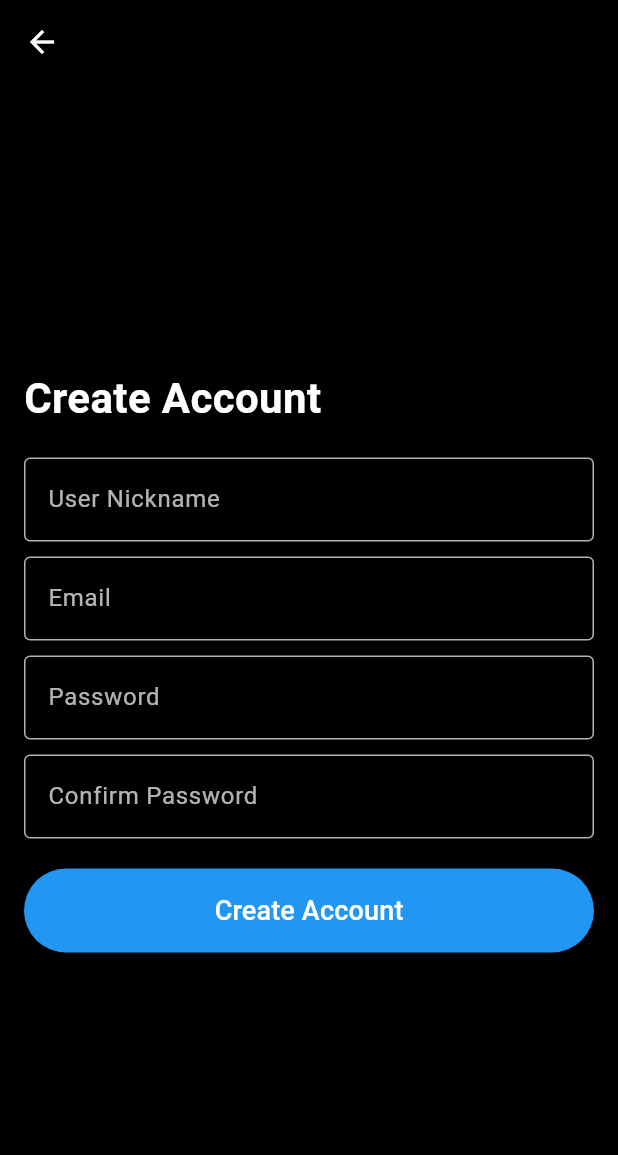
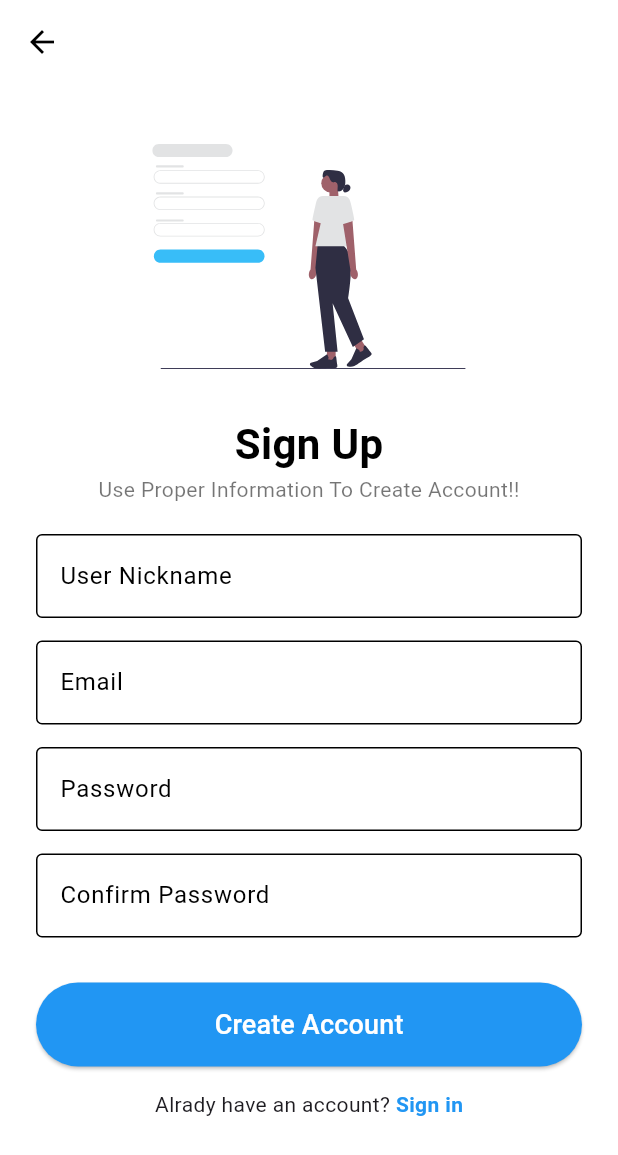
Before and after one commit to Wahabi86/Project_MultiPlatform, a Flutter app: the Register screen opened by its route, on a phone screen of 412 x 824 dp. Shown: the top 1155 px of the screen. Run offline on Flutter 3.47's test engine with Material 3 defaults, Android fonts, the phone set to English and light mode, and no system bars; our stand-ins replace carousel_slider, curved_navigation_bar, dio, flutter_svg, image_picker.

Commit message:
update register page

```diff
--- a/lib/login_page/register.dart
+++ b/lib/login_page/register.dart
@@ -1,5 +1,5 @@
 import 'package:flutter/material.dart';
-
+import 'package:flutter_svg/flutter_svg.dart';
 import 'package:project_uts/login_page/login.dart';
 
 class Register extends StatelessWidget {
@@ -10,104 +10,104 @@ class Register extends StatelessWidget {
   Widget build(BuildContext context) {
     return Scaffold(
       appBar: AppBar(
-        backgroundColor: Colors.black,
-        iconTheme: IconThemeData(color: Colors.white),
+        backgroundColor: Colors.white,
+        iconTheme: const IconThemeData(color: Colors.black),
+        elevation: 0,
       ),
-      backgroundColor: Colors.black,
-      body: Center(
+      backgroundColor: Colors.white,
+      body: SingleChildScrollView(
+        child: Center(
           child: Padding(
-          padding: const EdgeInsets.all(16.0),
+            padding: const EdgeInsets.symmetric(horizontal: 24.0, vertical: 40),
             child: Column(
-            mainAxisAlignment: MainAxisAlignment.center,
-            crossAxisAlignment: CrossAxisAlignment.start,
+              mainAxisSize: MainAxisSize.min,
               children: [
-              Text(
-                'Create Account',
+                SvgPicture.asset(
+                  'assets/images/undraw_sign-up_z2ku.svg',
+                  height: 150,
+                ),
+                const SizedBox(height: 30),
+                const Text(
+                  'Sign Up',
                   style: TextStyle(
-                  color: Colors.white,
+                    color: Colors.black,
                     fontSize: 28,
                     fontWeight: FontWeight.bold,
                   ),
                 ),
-              SizedBox(height: 20),
-              TextField(
-                style: TextStyle(color: Colors.white),
-                decoration: InputDecoration(
-                  labelText: 'User Nickname',
-                  labelStyle: TextStyle(color: Colors.white70),
-                  enabledBorder: OutlineInputBorder(
-                    borderSide: BorderSide(color: Colors.white70),
-                  ),
-                  focusedBorder: OutlineInputBorder(
-                    borderSide: BorderSide(color: Colors.blue),
+                Text(
+                  'Use Proper Information To Create Account!!',
+                  style: TextStyle(
+                    color: Colors.black54,
+                    fontSize: 14,
                   ),
                 ),
-              ),
-              SizedBox(height: 10),
-              TextField(
-                style: TextStyle(color: Colors.white),
-                decoration: InputDecoration(
-                  labelText: 'Email',
-                  labelStyle: TextStyle(color: Colors.white70),
-                  enabledBorder: OutlineInputBorder(
-                    borderSide: BorderSide(color: Colors.white70),
-                  ),
-                  focusedBorder: OutlineInputBorder(
-                    borderSide: BorderSide(color: Colors.blue),
-                  ),
-                ),
-              ),
-              SizedBox(height: 10),
-              TextField(
-                obscureText: true,
-                style: TextStyle(color: Colors.white),
-                decoration: InputDecoration(
-                  labelText: 'Password',
-                  labelStyle: TextStyle(color: Colors.white70),
-                  enabledBorder: OutlineInputBorder(
-                    borderSide: BorderSide(color: Colors.white70),
-                  ),
-                  focusedBorder: OutlineInputBorder(
-                    borderSide: BorderSide(color: Colors.blue),
-                  ),
-                ),
-              ),
-              SizedBox(height: 10),
-              TextField(
-                obscureText: true,
-                style: TextStyle(color: Colors.white),
-                decoration: InputDecoration(
-                  labelText: 'Confirm Password',
-                  labelStyle: TextStyle(color: Colors.white70),
-                  enabledBorder: OutlineInputBorder(
-                    borderSide: BorderSide(color: Colors.white70),
-                  ),
-                  focusedBorder: OutlineInputBorder(
-                    borderSide: BorderSide(color: Colors.blue),
-                  ),
-                ),
-              ),
-              SizedBox(height: 20),
+                const SizedBox(height: 20),
+                _buildTextField('User Nickname'),
+                const SizedBox(height: 15),
+                _buildTextField('Email'),
+                const SizedBox(height: 15),
+                _buildTextField('Password', isPassword: true),
+                const SizedBox(height: 15),
+                _buildTextField('Confirm Password', isPassword: true),
+                const SizedBox(height: 30),
                 SizedBox(
                   width: double.infinity,
                   child: ElevatedButton(
                     style: ElevatedButton.styleFrom(
                       backgroundColor: Colors.blue,
-                    padding: EdgeInsets.symmetric(vertical: 15),
+                      padding: const EdgeInsets.symmetric(vertical: 15),
                     ),
                     onPressed: () {
                       Navigator.pushNamed(context, LoginPage.id);
                     },
-                  child: Text(
+                    child: const Text(
                       'Create Account',
                       style: TextStyle(fontSize: 18, color: Colors.white),
                     ),
                   ),
                 ),
+                const SizedBox(height: 15),
+                Row(
+                  mainAxisAlignment: MainAxisAlignment.center,
+                  children: [
+                    Text("Alrady have an account? "),
+                    GestureDetector(
+                      onTap: () {
+                        Navigator.pushNamed(context, LoginPage.id);
+                      },
+                      child: Text(
+                        'Sign in',
+                        style: TextStyle(
+                          color: Colors.blue,
+                          fontWeight: FontWeight.bold,
+                        ),
+                      ),
+                    ),
                   ],
+                ),
+              ],
+            ),
           ),
         ),
       ),
     );
   }
+
+  Widget _buildTextField(String label, {bool isPassword = false}) {
+    return TextField(
+      obscureText: isPassword,
+      style: const TextStyle(color: Colors.black),
+      decoration: InputDecoration(
+        labelText: label,
+        labelStyle: const TextStyle(color: Colors.black),
+        enabledBorder: const OutlineInputBorder(
+          borderSide: BorderSide(color: Colors.black),
+        ),
+        focusedBorder: const OutlineInputBorder(
+          borderSide: BorderSide(color: Colors.blue),
+        ),
+      ),
+    );
   }
+}
```
Also changed, not shown: assets/images/undraw_sign-up_z2ku.svg (added). Lines whose indentation alone changed are shown as unchanged.
